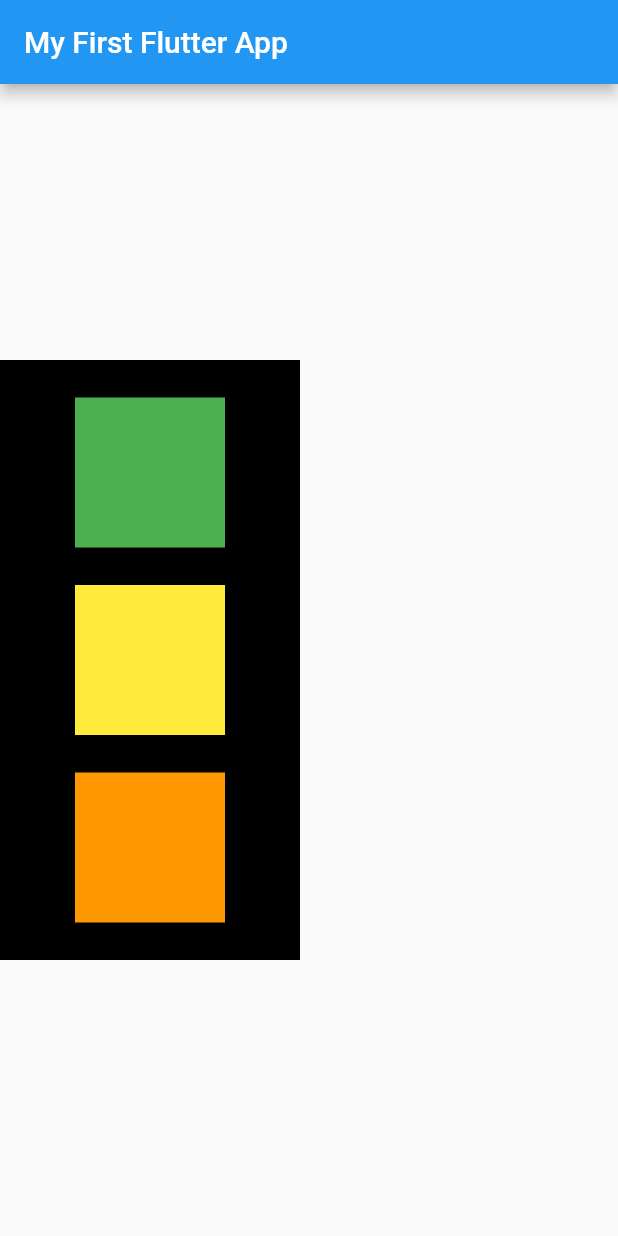
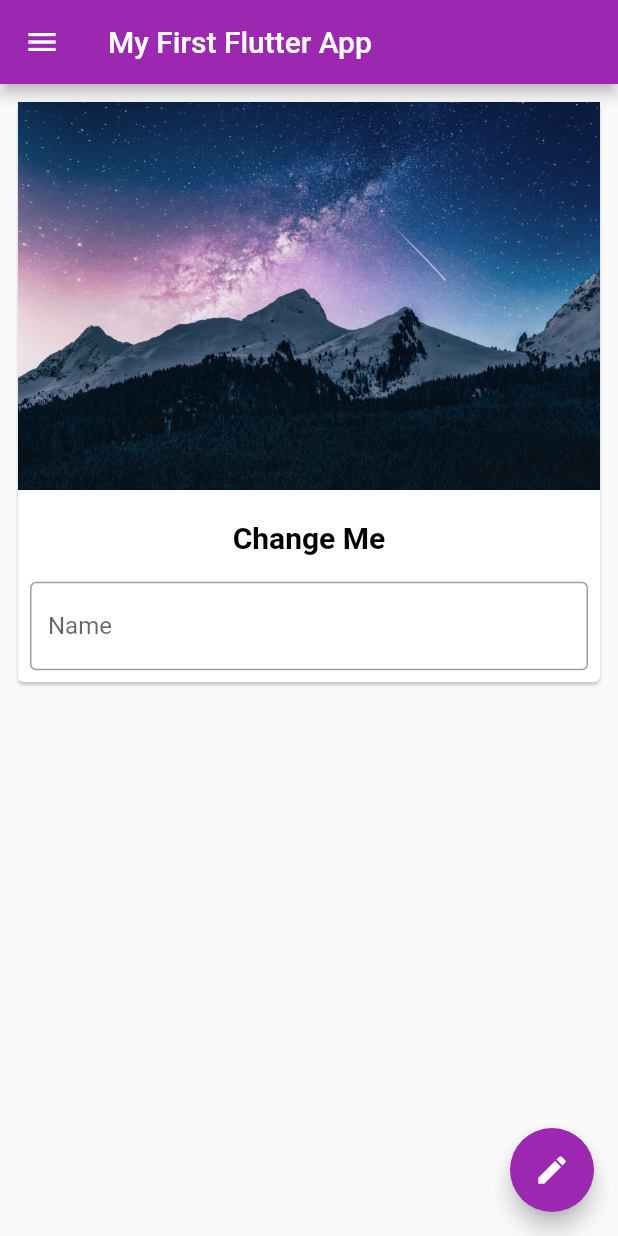
Before and after one commit to Niladri1996/FirstFlutter, a Flutter app: the screen it shows after launch, on a phone screen of 412 x 824 dp. Run offline on Flutter 3.47's test engine with Material 2 defaults, Android fonts, the phone set to English and light mode, and no system bars.

Commit message:
fourth commit

```diff
--- a/lib/main.dart
+++ b/lib/main.dart
@@ -6,54 +6,109 @@ runApp(MaterialApp(
   debugShowCheckedModeBanner: false,
   home: HomePage(),
   title: "MyApp",
+  theme: ThemeData(primarySwatch: Colors.purple),
 ));
 
 
 
 }
 
-class HomePage extends StatelessWidget{
+class HomePage extends StatefulWidget{
+  @override
+  State<HomePage> createState() => _HomePageState();
+}
+
+class _HomePageState extends State<HomePage> {
+
+  TextEditingController _editingController=TextEditingController();
+  var mytext="Change Me";
+
+
+  @override
+  void initState() {
+    super.initState();
+  }
+
   @override
   Widget build(BuildContext context) {
    return Scaffold(
      appBar:AppBar(
        title: Text("My First Flutter App"),
      ) ,
-     body: Align(
-       alignment: Alignment.centerLeft,
-       child: Container(
-         color: Colors.black,
-         height: 400,
-         width: 200,
-         child: Column(
-           mainAxisAlignment: MainAxisAlignment.spaceEvenly,
-           crossAxisAlignment: CrossAxisAlignment.center,
-           children: <Widget>[
-             Container(
-               padding: const EdgeInsets.all(12),
-               width: 100,
-               height: 100,
-               color: Colors.green,
-
-             ),
-             Container(
-               padding: const EdgeInsets.all(12),
-               width: 100,
-               height: 100,
-               color: Colors.yellow,
-
-             ),
-             Container(
-               padding: const EdgeInsets.all(12),
-               width: 100,
-               height: 100,
-               color: Colors.orange,
-
-             ),
-           ],
+     body: Padding(
+       padding: const EdgeInsets.all(8.0),
+       child: SingleChildScrollView(
+         child: Card(
+           child: Column(
+             children: <Widget>[
+               Image.asset("assets/images/bgimage.jpg",fit: BoxFit.cover,),
+               SizedBox(height: 20,),
+               Text(mytext
+                 ,style: TextStyle(fontSize: 20,fontWeight: FontWeight.bold,color: Colors.black),),
+               SizedBox(height: 10,),
+               Padding(
+                 padding: const EdgeInsets.all(8.0),
+                 child: TextField(
+                   controller: _editingController,
+                   keyboardType: TextInputType.text,
+                   decoration: InputDecoration(
+                     hintText: "Enter something here",
+                     labelText: "Name",
+                     border: OutlineInputBorder()
+                   ),
+                 ),
+               )
+             ],
+           ),
          ),
        ),
      ),
+     drawer: Drawer(
+       child: ListView(
+         children: <Widget>[
+           UserAccountsDrawerHeader(accountName: Text("Mr.Niladri Roy"), accountEmail: Text("niladr45@gmail.com"),
+             currentAccountPicture: CircleAvatar(
+               backgroundImage: NetworkImage("https://images.unsplash.com/photo-1570295999919-56ceb5ecca61?ixlib=rb-1.2.1&ixid=MnwxMjA3fDB8MHxwaG90by1wYWdlfHx8fGVufDB8fHx8&auto=format&fit=crop&w=1760&q=80"),
+             ),
+
+           ),
+           ListTile(
+             title: Text("Accounts"),
+             leading: Icon(Icons.man),
+             subtitle: Text("Name"),
+             trailing: Icon(Icons.edit),
+           ),
+           ListTile(
+             title: Text("Email"),
+             leading: Icon(Icons.email),
+             subtitle: Text("abcd@gmail.com"),
+             trailing: Icon(Icons.send),
+           ),
+           ListTile(
+             title: Text("Information"),
+             leading: Icon(Icons.info),
+
+           ),
+           ListTile(
+             title: Text("Holiday"),
+             leading: Icon(Icons.holiday_village),
+
+           ),
+
+         ],
+
+       ),
+     ),
+     floatingActionButton: FloatingActionButton(
+       onPressed: (){
+         mytext=_editingController.text;
+         setState(() {
+
+         });
+       },
+       child: Icon(Icons.edit),
+     ),
+
    );
   }
 }
--- a/pubspec.yaml
+++ b/pubspec.yaml
@@ -58,9 +58,9 @@ flutter:
   uses-material-design: true
 
   # To add assets to your application, add an assets section, like this:
-  # assets:
-  #   - images/a_dot_burr.jpeg
-  #   - images/a_dot_ham.jpeg
+  assets:
+    - assets/images/bgimage.jpg
+
 
   # An image asset can refer to one or more resolution-specific "variants", see
   # https://flutter.dev/assets-and-images/#resolution-aware.
```
